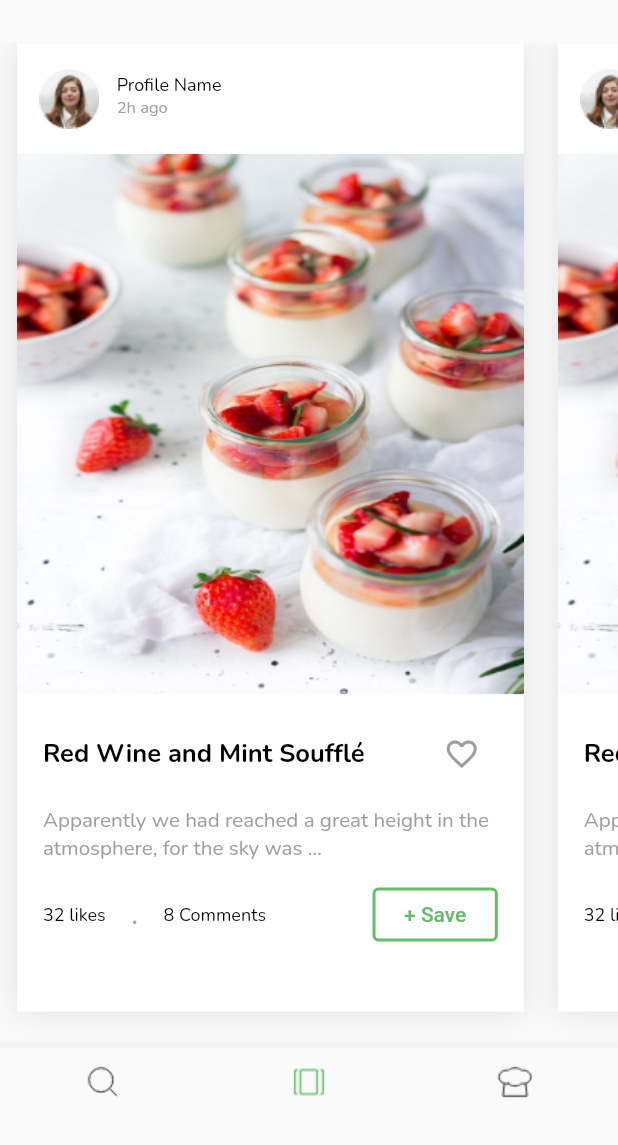
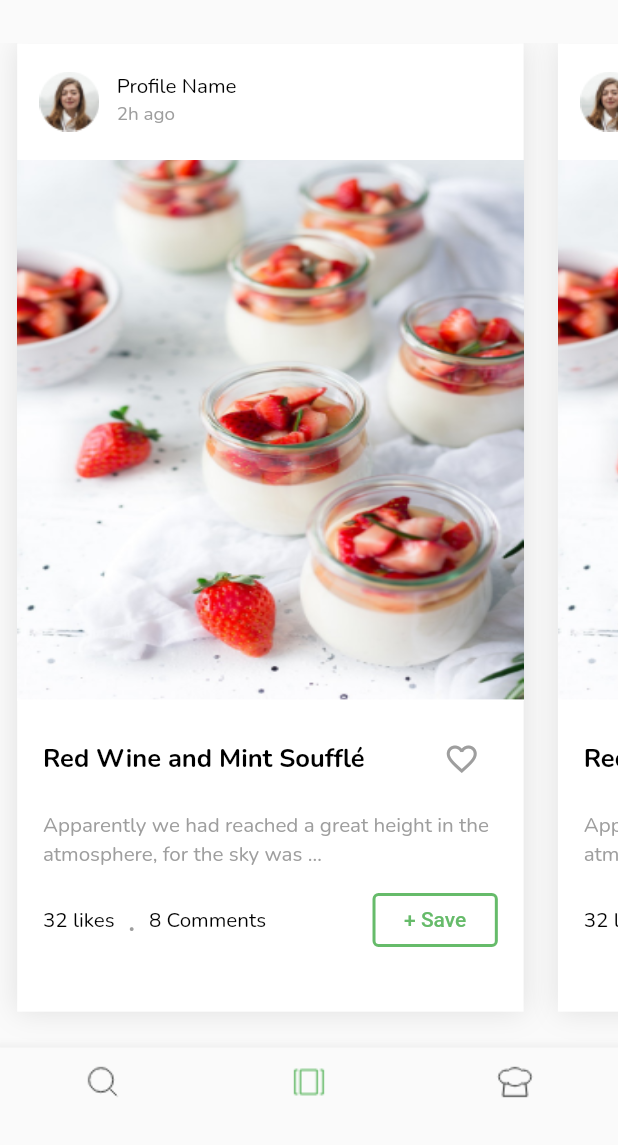
Before and after one commit to AbedUllahAboSamra/Scratch-app, a Flutter app: the MainScreenController screen opened directly, on a phone screen of 412 x 824 dp, the part 91-1236 px from its top. Run offline on Flutter 3.47's test engine with Material 2 defaults, Android fonts, the phone set to English and light mode, and no system bars; our stand-ins replace flutter_screenutil, google_fonts.

Commit message:
Update HomeCardDetails.dart

```diff
--- a/lib/Screens/MainScreen/HomeScreen/HomeCardDetails.dart
+++ b/lib/Screens/MainScreen/HomeScreen/HomeCardDetails.dart
@@ -22,25 +22,25 @@ class HomeCardDetails extends StatelessWidget {
           child: Column(
             children: [
               Container(
-                padding: EdgeInsets.all(13.r),
+                padding: EdgeInsets.symmetric(horizontal: 13.w,vertical: 13.h),
                 width: double.infinity,
-                height: 62.h,
+                height: 65.h,
                 child: Row(
                   children: [
                     Image.asset("assets/Image/avatar.png"),
                     Container(
                       padding:
-                          EdgeInsets.symmetric(vertical: 4.r, horizontal: 10.r),
+                          EdgeInsets.symmetric(vertical: 3.h, horizontal: 10.w),
                       child: Column(
                         crossAxisAlignment: CrossAxisAlignment.start,
-                        children: const [
+                        children: [
                           Text(
                             "Profile Name",
-                            style: TextStyle(fontSize: 12),
+                            style: TextStyle(fontSize: 12.sp),
                           ),
                           Text(
                             "2h ago",
-                            style: TextStyle(color: Colors.grey, fontSize: 11),
+                            style: TextStyle(color: Colors.grey, fontSize: 11.sp),
                           ),
                         ],
                       ),
@@ -63,7 +63,7 @@ class HomeCardDetails extends StatelessWidget {
                     Row(
                       mainAxisAlignment: MainAxisAlignment.spaceBetween,
                       children: [
-                        Text(
+                        const Text(
                           "Red Wine and Mint Soufflé",
                           style: TextStyle(fontWeight: FontWeight.bold),
                         ),
@@ -77,7 +77,7 @@ class HomeCardDetails extends StatelessWidget {
                     ),
                     Text(
                       "Apparently we had reached a great height in the atmosphere, for the sky was …",
-                      style: TextStyle(color: Colors.grey, fontSize: 12.r),
+                      style: TextStyle(color: Colors.grey, fontSize: 12.sp),
                       overflow: TextOverflow.ellipsis,
                       maxLines: 2,
                       softWrap: false,
@@ -89,16 +89,16 @@ class HomeCardDetails extends StatelessWidget {
                           width: 130.w,
                           child: Row(
                             mainAxisAlignment: MainAxisAlignment.spaceBetween,
-                            children: const [
-                              Text("32 likes", style: TextStyle(fontSize: 12)),
+                            children: [
+                              Text("32 likes", style: TextStyle(fontSize: 12.sp)),
                               Text(
                                 ".",
                                 style:
-                                    TextStyle(fontSize: 20, color: Colors.grey),
+                                    TextStyle(fontSize: 20.sp, color: Colors.grey),
                               ),
                               Text(
                                 "8 Comments",
-                                style: TextStyle(fontSize: 12),
+                                style: TextStyle(fontSize: 12.sp),
                               ),
                             ],
                           ),
```
